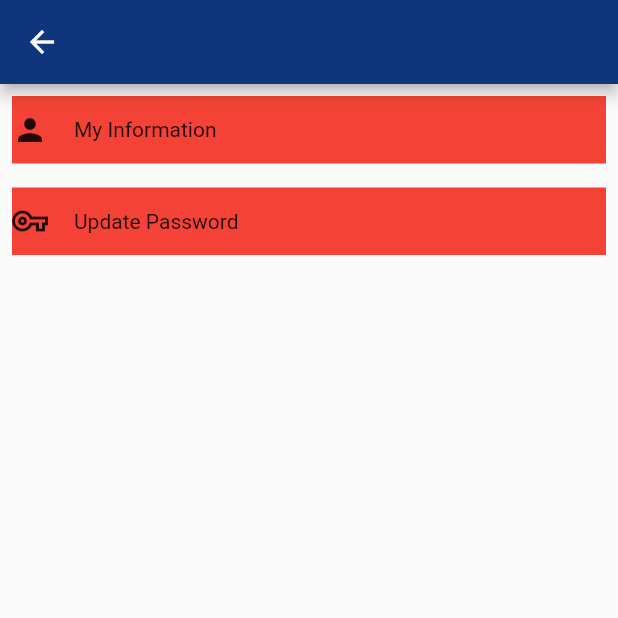
After one commit to reewaz401/trabeely_app, a Flutter app: the UpdateProfile screen opened directly, on a phone screen of 412 x 824 dp, the top half of it. The commit adds this screen. Run offline on Flutter 3.47's test engine with Material 2 defaults, Android fonts, the phone set to English and light mode, and no system bars; our stand-ins replace bubble_tab_indicator, carousel_pro, carousel_slider, convert, cool_alert, date_time_picker and 6 more; missing offline and left inert: barcode_scan_fix, flutter_absolute_path, multi_image_picker; accounts and stored records are empty; network calls fail; project files that could hold a hidden picture were left out.

Commit message:
updated password & user profile

```diff
--- a/lib/screens/Booking/bookinginfoDisplay.dart
+++ b/lib/screens/Booking/bookinginfoDisplay.dart
@@ -418,7 +418,7 @@ before 1 day of check in.'''),
   }
 }
 
-Widget textfield() {
+Widget textfielder() {
   return TextField(
     keyboardType: TextInputType.number,
     decoration: InputDecoration(
--- /dev/null
+++ b/lib/screens/Settings/UserUpdate/ProfileUpdateScreen.dart
@@ -0,0 +1,55 @@
+import 'package:flutter/material.dart';
+import 'userProfileEdit.dart';
+import 'updatePassword.dart';
+
+class UpdateProfile extends StatelessWidget {
+  @override
+  Widget build(BuildContext context) {
+    return Scaffold(
+      appBar: AppBar(),
+      body: Column(
+        children: [
+          Padding(
+            padding: const EdgeInsets.all(8.0),
+            child: GestureDetector(
+              onTap: () => Navigator.push(context, MaterialPageRoute(
+                builder: (context) {
+                  return ProfileData();
+                },
+              )),
+              child: Container(
+                color: Colors.red,
+                height: 45,
+                child: Row(
+                  children: [
+                    Icon(Icons.person),
+                    Text('     My Information'),
+                  ],
+                ),
+              ),
+            ),
+          ),
+          Padding(
+            padding: const EdgeInsets.all(8.0),
+            child: GestureDetector(
+              onTap: () => showGeneralDialog(
+                  context: context,
+                  pageBuilder: (context, animation, secondaryAnimation) =>
+                      Scaffold(body: Center(child: UpdatePassword()))),
+              child: Container(
+                color: Colors.red,
+                height: 45,
+                child: Row(
+                  children: [
+                    Icon(Icons.vpn_key_outlined),
+                    Text('     Update Password'),
+                  ],
+                ),
+              ),
+            ),
+          ),
+        ],
+      ),
+    );
+  }
+}
--- a/lib/screens/UserProile/user_profile_screen.dart
+++ b/lib/screens/UserProile/user_profile_screen.dart
@@ -4,7 +4,7 @@ import 'package:flutter/material.dart';
 import 'package:image_picker/image_picker.dart';
 import 'package:qr_flutter/qr_flutter.dart';
 import 'package:travel/components/uploadPhoto.dart';
-import 'package:travel/screens/Settings/userProfileEdit.dart';
+import 'package:travel/screens/Settings/UserUpdate/userProfileEdit.dart';
 import 'package:shared_preferences/shared_preferences.dart';
 import 'package:travel/screens/UserProile/Components/askSignup.dart';
 import 'package:travel/services/deviceSize.dart';
```
Also changed, not shown: lib/screens/Settings/UserUpdate/updatePassword.dart (added, +145 -0 lines), lib/screens/Settings/UserUpdate/userProfileEdit.dart (renamed from lib/screens/Settings/userProfileEdit.dart, +28 -37 lines), lib/screens/tabsScreen/tabs_screen.dart (+3 -4 lines), lib/services/Api/apiputdata.dart (+12 -23 lines), lib/services/Api/postapi.dart (+6 -1 lines), lib/widget/textField.dart (added, +27 -0 lines). Lines whose indentation alone changed are shown as unchanged.
